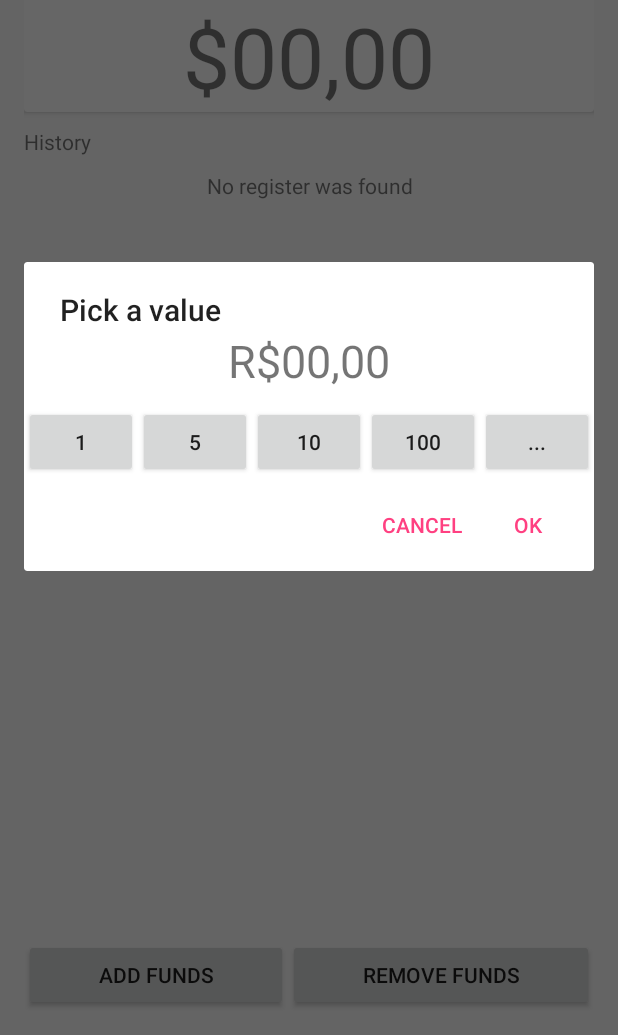
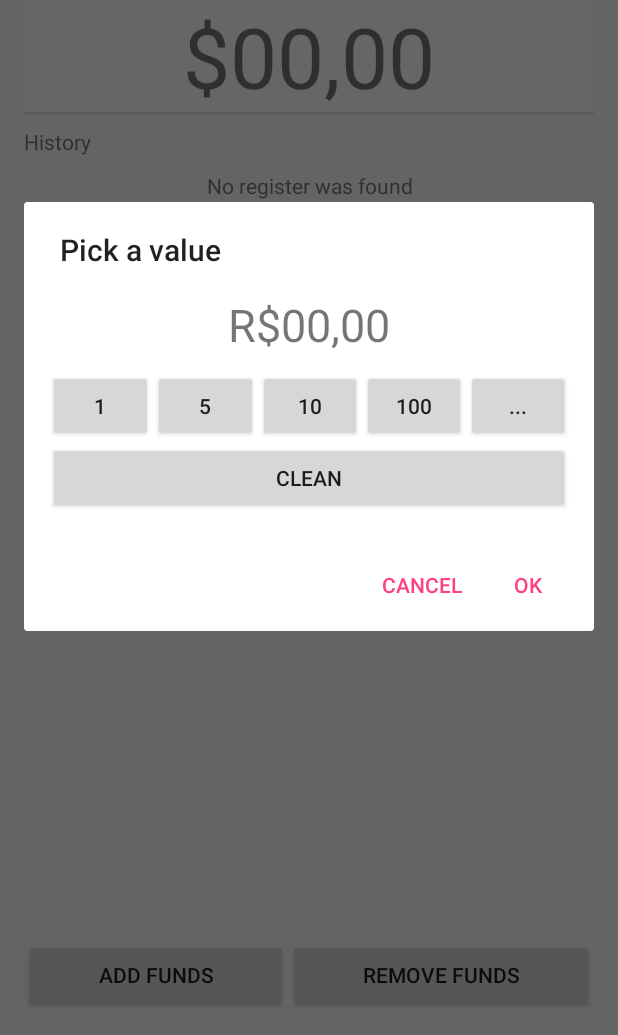
Before and after one commit to mattsousa/PortifoliAPP, an Android app: the screen it shows after launch (PrincipalActivity), after a tap on "ADD FUNDS", on a phone screen of 412 x 824 dp, the part 201-1236 px from its top. Run offline under Robolectric (Android 15) with nearby library versions, the phone set to English and light mode, and no system bars.

Commit message:
Modificação da interface dos dialogs

```diff
--- a/EconoApp/app/src/main/java/br/com/bluedogs/econoapp/activity/PrincipalActivity.java
+++ b/EconoApp/app/src/main/java/br/com/bluedogs/econoapp/activity/PrincipalActivity.java
@@ -8,10 +8,13 @@ import android.support.v7.app.AppCompatActivity;
 import android.support.v7.widget.LinearLayoutManager;
 import android.support.v7.widget.RecyclerView;
 import android.support.v7.widget.Toolbar;
+import android.text.InputType;
 import android.util.Log;
 import android.view.*;
 import android.widget.*;
 
+import java.text.DecimalFormat;
+import java.text.NumberFormat;
 import java.util.ArrayList;
 import java.util.Stack;
 
@@ -21,9 +24,9 @@ import br.com.bluedogs.econoapp.model.*;
 
 public class PrincipalActivity extends AppCompatActivity {
     private TextView txwState,txwValue,txwHistoryResult;
-    private Button btnAdd,btnRemove;
     private RecyclerView rcvwHistory;
 
+    private NumberFormat format;
     private User user;
     private double amount;
     private final String TAG = "PRINCIPAL_ACTIVITY";
@@ -36,8 +39,8 @@ public class PrincipalActivity extends AppCompatActivity {
         super.onCreate(savedInstanceState);
         setContentView(R.layout.activity_principal);
         Toolbar toolbar = (Toolbar) findViewById(R.id.toolbar);
+        Button btnAdd,btnRemove;
         setSupportActionBar(toolbar);
-
         resources = getResources();
         txwState = (TextView)findViewById(R.id.main_txw_state);
         txwValue = (TextView)findViewById(R.id.main_txw_value);
@@ -46,16 +49,16 @@ public class PrincipalActivity extends AppCompatActivity {
         btnRemove = (Button)findViewById(R.id.main_btn_remove);
         rcvwHistory = (RecyclerView)findViewById(R.id.main_rcvw_history);
 
+        format = new DecimalFormat("#0.00");
         user = UserDAO.getUser(getApplicationContext());
 
         if(user.getName().isEmpty()){
             // TODO: 13/01/2017 Create custom alert to get user's name
-            user.setName("Matheus");//teste
-            UserDAO.insert(getApplicationContext(),user);
+            stdDialogName().show();
             Log.i(TAG,"Data Object Access Called!");
             Log.i(TAG,"Database Insertion Called!");
         }else{
-            txwValue.setText("R$"+String.valueOf(user.getFunds()));
+            txwValue.setText(getString(R.string.main_coin)+format.format(user.getFunds()));
             Toast.makeText(getApplicationContext(),"Name: "+user.getName(),Toast.LENGTH_SHORT).show();
             Log.i(TAG,"Data Object Access Called!");
         }
@@ -64,7 +67,7 @@ public class PrincipalActivity extends AppCompatActivity {
             @Override
             public void onClick(View view) {
                 // TODO: 11/01/2017 [OK]Create a custom alert to get user's value
-                stdDialog(true);
+                stdDialogValue(true);
                 Log.i(TAG,"btnAdd Click Called!");
             }
         });
@@ -72,7 +75,7 @@ public class PrincipalActivity extends AppCompatActivity {
             @Override
             public void onClick(View view) {
                 // TODO: 11/01/2017 [OK]Create a custom alert to get user's value
-                stdDialog(false);
+                stdDialogValue(false);
                 Log.i(TAG,"btnRemove Click Called!");
             }
         });
@@ -134,13 +137,41 @@ public class PrincipalActivity extends AppCompatActivity {
         return super.onOptionsItemSelected(item);
     }
 
-    protected AlertDialog stdDialog(final boolean add){
+    protected AlertDialog stdDialogName(){
+        AlertDialog.Builder builder = new AlertDialog.Builder(this);
+        final EditText edtName = new EditText(this);
+        edtName.setInputType(InputType.TYPE_TEXT_VARIATION_PERSON_NAME);
+        edtName.setHint(R.string.main_name);
+        builder.setView(edtName).
+
+                setTitle(R.string.main_dialog_name).
+
+                setPositiveButton(R.string.main_dialog_positive, new DialogInterface.OnClickListener() {
+                    @Override
+                    public void onClick(DialogInterface dialog, int which) {
+                        user.setName(edtName.getText().toString());
+                        UserDAO.insert(getApplicationContext(),user);
+                        if(UserDAO.getUser(getApplicationContext()).getName().equals(user.getName())){
+                            Toast.makeText(getApplicationContext(),"Wellcome "+user.getName(),Toast.LENGTH_SHORT).show();
+                        }
+                    }
+                }).
+
+                setNegativeButton(R.string.main_dialog_negative, new DialogInterface.OnClickListener() {
+                    @Override
+                    public void onClick(DialogInterface dialog, int which) {
+                        Toast.makeText(getApplicationContext(),"These changes won't be saved",Toast.LENGTH_SHORT).show();
+                    }
+                });
+        return builder.create();
+    }
+
+    protected AlertDialog stdDialogValue(final boolean add){
         AlertDialog.Builder builder = new AlertDialog.Builder(this);
         LayoutInflater inflater = getLayoutInflater();
         final View v = inflater.inflate(R.layout.dialog_principal_operation,null);
         final TextView txwAmount = (TextView)v.findViewById(R.id.main_txw_amount);
         final EditText edtCustom = ((EditText)v.findViewById(R.id.main_edt_custom));
-        final Button btnCustomOk = (Button)v.findViewById(R.id.main_btn_custom_ok);
         builder.setView(v);
 
         builder.setTitle(R.string.main_dialog_title);
@@ -149,10 +180,17 @@ public class PrincipalActivity extends AppCompatActivity {
             @Override
             public void onClick(DialogInterface dialogInterface, int i) {
                 Log.i(TAG,"Dialog Operation OK clicked!");
-                user.makeOperation(amount,add);
+                if(edtCustom.getVisibility() == View.GONE)
+                    user.makeOperation(amount,add);
+                else{
+                    user.makeOperation(edtCustom.getText().toString().isEmpty() ?
+                            0.0d : Double.parseDouble(edtCustom.getText().toString()),
+                            add);
+                }
+
                 OperationDAO.insert(getApplicationContext(),user.getLastOperation());
                 UserDAO.alter(getApplicationContext(),user);
-                txwValue.setText("R$"+user.getFunds());
+                txwValue.setText(getString(R.string.main_coin)+user.getFunds());
                 Log.i(TAG,"User's row update called!");
                 amount = 0;
                 updateList();
@@ -165,55 +203,65 @@ public class PrincipalActivity extends AppCompatActivity {
                 txwAmount.setText(R.string.main_amount);
             }
         });
-        ((Button)v.findViewById(R.id.main_btn_m1)).setOnClickListener(new View.OnClickListener() {
+        (v.findViewById(R.id.main_btn_m1)).setOnClickListener(new View.OnClickListener() {
             @Override
             public void onClick(View view) {
                 amount += 1;
-                txwAmount.setText("R$"+String.valueOf(amount));
+                txwAmount.setText(getString(R.string.main_coin)+String.valueOf(amount));
                 Log.i(TAG,"Dialog Operation +1 Button clicked!");
             }
         });
-        ((Button)v.findViewById(R.id.main_btn_m5)).setOnClickListener(new View.OnClickListener() {
+        (v.findViewById(R.id.main_btn_m5)).setOnClickListener(new View.OnClickListener() {
             @Override
             public void onClick(View view) {
                 amount += 5;
-                txwAmount.setText("R$"+String.valueOf(amount));
+                txwAmount.setText(getString(R.string.main_coin)+String.valueOf(amount));
                 Log.i(TAG,"Dialog Operation +5 Button clicked!");
             }
         });
-        ((Button)v.findViewById(R.id.main_btn_m10)).setOnClickListener(new View.OnClickListener() {
+        (v.findViewById(R.id.main_btn_m10)).setOnClickListener(new View.OnClickListener() {
             @Override
             public void onClick(View view) {
                 amount += 10;
-                txwAmount.setText("R$"+String.valueOf(amount));
+                txwAmount.setText(getString(R.string.main_coin)+String.valueOf(amount));
                 Log.i(TAG,"Dialog Operation +10 Button clicked!");
             }
         });
-        ((Button)v.findViewById(R.id.main_btn_m100)).setOnClickListener(new View.OnClickListener() {
+        (v.findViewById(R.id.main_btn_m100)).setOnClickListener(new View.OnClickListener() {
             @Override
             public void onClick(View view) {
                 amount += 100;
-                txwAmount.setText("R$"+String.valueOf(amount));
+                txwAmount.setText(getString(R.string.main_coin)+String.valueOf(amount));
                 Log.i(TAG,"Dialog Operation +100 Button clicked!");
             }
         });
-        ((Button)v.findViewById(R.id.main_btn_mcustom)).setOnClickListener(new View.OnClickListener() {
+        (v.findViewById(R.id.main_btn_mcustom)).setOnClickListener(new View.OnClickListener() {
             @Override
             public void onClick(View view) {
-                edtCustom.setVisibility(View.VISIBLE);
-                btnCustomOk.setVisibility(View.VISIBLE);
+                String value = "0.0";
+                if(edtCustom.getVisibility() == View.GONE){
+                    edtCustom.setVisibility(View.VISIBLE);
+                    edtCustom.setText(value);
+                    v.findViewById(R.id.main_lnly_button_container).setVisibility(View.GONE);
+                    txwAmount.setVisibility(View.GONE);
+                }else{
+                    edtCustom.setVisibility(View.GONE);
+                    v.findViewById(R.id.main_lnly_button_container).setVisibility(View.VISIBLE);
+                    txwAmount.setVisibility(View.VISIBLE);
+                    txwAmount.setText(format.format(0.0d));
+                    amount = 0.0d;
+                }
                 Log.i(TAG,"Dialog Operation Custom Button clicked!");
             }
         });
-        ((Button)v.findViewById(R.id.main_btn_custom_ok)).setOnClickListener(new View.OnClickListener() {
+        (v.findViewById(R.id.main_btn_clean)).setOnClickListener(new View.OnClickListener() {
             @Override
-            public void onClick(View view) {
-                amount += Double.parseDouble(edtCustom.getText().toString());
-                txwAmount.setText("R$"+String.valueOf(amount));
-                Log.i(TAG,"Dialog Operation Custom OK Button clicked!");
+            public void onClick(View v) {
+                amount = 0;
+                txwAmount.setText(getString(R.string.main_coin)+String.valueOf(amount));
+                edtCustom.setText(String.valueOf(amount));
             }
         });
-
         return builder.show();
     }
 }
--- a/EconoApp/app/src/main/res/layout/dialog_principal_operation.xml
+++ b/EconoApp/app/src/main/res/layout/dialog_principal_operation.xml
@@ -2,7 +2,11 @@
 <LinearLayout xmlns:android="http://schemas.android.com/apk/res/android"
     android:orientation="vertical"
     android:layout_width="match_parent"
-    android:layout_height="match_parent">
+    android:layout_height="match_parent"
+    android:paddingBottom="@dimen/activity_vertical_margin"
+    android:paddingLeft="@dimen/activity_horizontal_margin"
+    android:paddingRight="@dimen/activity_horizontal_margin"
+    android:paddingTop="@dimen/activity_vertical_margin">
 
     <TextView
         android:text="@string/main_amount"
@@ -16,7 +20,8 @@
         android:orientation="horizontal"
         android:layout_width="match_parent"
         android:layout_height="wrap_content"
-        android:layout_marginTop="10dp">
+        android:layout_marginTop="10dp"
+        android:id="@+id/main_lnly_button_container">
 
         <Button
             android:text="@string/main_m1"
@@ -63,19 +68,20 @@
             android:layout_width="match_parent"
             android:layout_height="wrap_content"
             android:inputType="numberDecimal"
-            android:visibility="gone"
             android:ems="10"
             android:id="@+id/main_edt_custom"
             android:layout_weight="1"
-            android:text="0.0" />
-
+            android:visibility="gone"/>
+    </LinearLayout>
+    <LinearLayout
+        android:orientation="horizontal"
+        android:layout_width="match_parent"
+        android:layout_height="wrap_content">
         <Button
-            android:text="@string/main_custom_ok"
-            android:layout_width="match_parent"
+            android:layout_width="wrap_content"
             android:layout_height="wrap_content"
-            android:visibility="gone"
-            android:id="@+id/main_btn_custom_ok"
+            android:id="@+id/main_btn_clean"
+            android:text="@string/main_dialog_clean"
             android:layout_weight="1"/>
     </LinearLayout>
-
 </LinearLayout>
--- a/EconoApp/app/src/main/res/layout/recyclerview_item.xml
+++ b/EconoApp/app/src/main/res/layout/recyclerview_item.xml
@@ -8,10 +8,7 @@
         android:orientation="horizontal"
         android:layout_width="match_parent"
         android:layout_height="wrap_content"
-        android:paddingBottom="@dimen/activity_vertical_margin"
-        android:paddingLeft="@dimen/activity_horizontal_margin"
-        android:paddingRight="@dimen/activity_horizontal_margin"
-        android:paddingTop="@dimen/activity_vertical_margin"
+
         >
 
         <LinearLayout
--- a/EconoApp/app/src/main/res/values/strings.xml
+++ b/EconoApp/app/src/main/res/values/strings.xml
@@ -18,7 +18,6 @@
     <string name="main_m5">5</string>
     <string name="main_m10">10</string>
     <string name="main_m100">100</string>
-
     <string name="main_mcustom">...</string>
     <string name="main_custom_ok">Insert</string>
     <string name="main_more">More</string>
@@ -28,6 +27,10 @@
     <string name="main_minutes">" minutes ago"</string>
     <string name="main_hours">" hours ago"</string>
     <string name="main_days">Created at</string>
+    <string name="main_name">Insert your name here</string>
+    <string name="main_dialog_clean">Clean</string>
+    <string name="main_coin">$</string>
+    <string name="main_dialog_name">Enter your name</string>
 
     <!-- Principal Activity Strings -->
 </resources>
```
Also changed, not shown: EconoApp/app/src/main/java/br/com/bluedogs/econoapp/activity/view_components/dialogs/ActivityDialog.java (deleted, +0 -13 lines).
